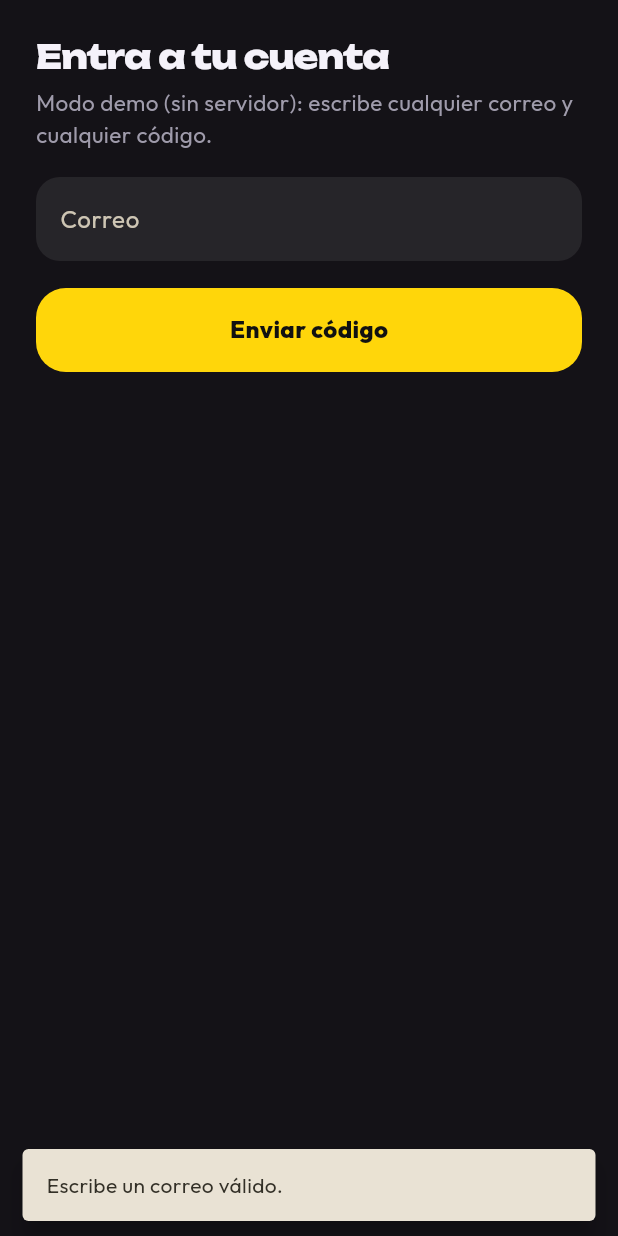
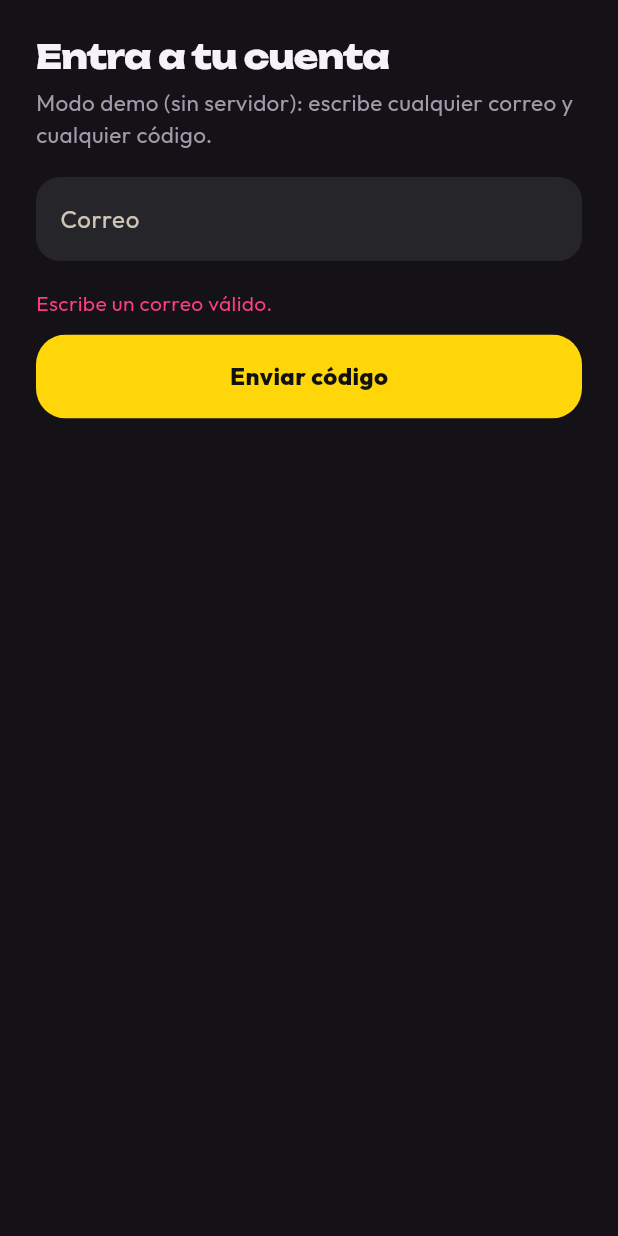
Before and after one commit to SamuelCMpe/conecta-app, a Flutter app: the _LoginSheet widget shown alone on an empty page, opened directly with empty values, after a tap on "Enviar código", on a phone screen of 412 x 824 dp. Run offline on Flutter 3.47's test engine with Material 3 defaults, Android fonts, the phone set to English and light mode, and no system bars; our stand-ins replace flutter_local_notifications, flutter_map, geocoding, geolocator, google_fonts, image_picker and 6 more; missing offline and left inert: mobile_scanner; accounts and stored records are empty.

Commit message:
Errores al enviar el correo dentro de la hoja y en español (límite de envíos)
Co-Authored-By: Claude Opus 5.5 <noreply@anthropic.com>
Claude-Session: https://claude.ai/code/session_01M5eovkV8k1vrQq86p8opDB

```diff
--- a/lib/screens/welcome_screen.dart
+++ b/lib/screens/welcome_screen.dart
@@ -107,6 +107,7 @@ class _LoginSheetState extends State<_LoginSheet> {
   final _code = TextEditingController();
   bool _codeSent = false;
   bool _busy = false;
+  String? _error;
 
   @override
   void initState() {
@@ -128,11 +129,15 @@ class _LoginSheetState extends State<_LoginSheet> {
   }
 
   Future<void> _run(Future<void> Function() f) async {
-    setState(() => _busy = true);
+    setState(() {
+      _busy = true;
+      _error = null;
+    });
     try {
       await f();
     } catch (e) {
-      if (mounted) showError(context, e);
+      // El error se muestra dentro de la hoja (un aviso abajo quedaría tapado por ella).
+      if (mounted) setState(() => _error = e.toString().replaceFirst('Exception: ', ''));
     } finally {
       if (mounted) setState(() => _busy = false);
     }
@@ -169,6 +174,10 @@ class _LoginSheetState extends State<_LoginSheet> {
           const SizedBox(height: 6),
           Text('Si no llega en un minuto, mira en Spam o Promociones.', style: body(13, color: Pal.muted)),
           const SizedBox(height: 20),
+          if (_error != null) ...[
+            Text(_error!, style: body(14, color: Pal.pink, height: 1.35)),
+            const SizedBox(height: 12),
+          ],
           if (state.loading)
             const Center(child: CircularProgressIndicator(color: Pal.yellow))
           else
@@ -220,6 +229,10 @@ class _LoginSheetState extends State<_LoginSheet> {
             decoration: const InputDecoration(labelText: 'Código'),
           ),
         const SizedBox(height: 18),
+        if (_error != null) ...[
+          Text(_error!, style: body(14, color: Pal.pink, height: 1.35)),
+          const SizedBox(height: 12),
+        ],
         BigButton(
           _busy ? 'Un momento…' : (_codeSent ? 'Entrar' : (link ? 'Enviar enlace' : 'Enviar código')),
           onTap: _busy
```
Also changed, not shown: lib/data/supabase_repository.dart (+13 -2 lines).
